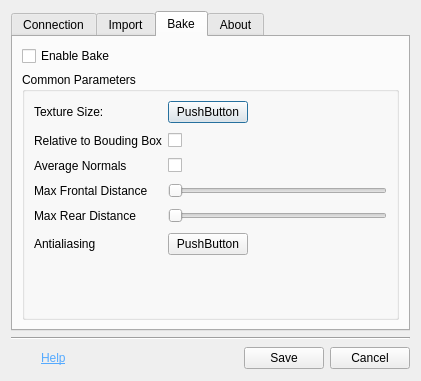
Old version of the form megascan_link_python/ui/uiDesign/settings_dialog.ui in the repository Raider-Arts/painter-megascan-link.
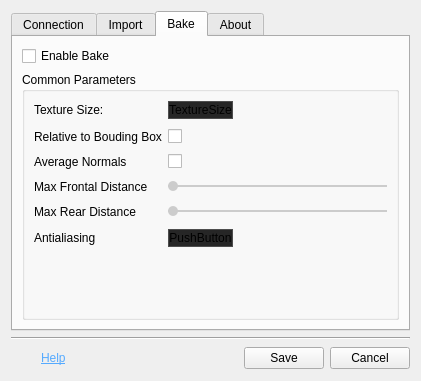
New version of the form. The open tabs and pages were chosen to show the change.

Commit message: [PYTHON] Updated setting dialogs design, testing controls styling

The edit to the form file:
```diff
--- a/megascan_link_python/ui/uiDesign/settings_dialog.ui
+++ b/megascan_link_python/ui/uiDesign/settings_dialog.ui
@@ -168,17 +168,35 @@
                 <verstretch>0</verstretch>
                </sizepolicy>
               </property>
+              <property name="minimumSize">
+               <size>
+                <width>0</width>
+                <height>18</height>
+               </size>
+              </property>
               <property name="maximumSize">
                <size>
                 <width>16777215</width>
-                <height>16777215</height>
+                <height>18</height>
+               </size>
+              </property>
+              <property name="baseSize">
+               <size>
+                <width>0</width>
+                <height>18</height>
                </size>
               </property>
               <property name="layoutDirection">
                <enum>Qt::LeftToRight</enum>
               </property>
+              <property name="styleSheet">
+               <string notr="true">QPushButton {
+	background: #262626;
+	border: 1px solid #4d4d4d;
+}</string>
+              </property>
               <property name="text">
-               <string>PushButton</string>
+               <string>TextureSize</string>
               </property>
              </widget>
             </item>
@@ -225,6 +243,30 @@
                 <verstretch>0</verstretch>
                </sizepolicy>
               </property>
+              <property name="minimumSize">
+               <size>
+                <width>0</width>
+                <height>18</height>
+               </size>
+              </property>
+              <property name="maximumSize">
+               <size>
+                <width>16777215</width>
+                <height>18</height>
+               </size>
+              </property>
+              <property name="baseSize">
+               <size>
+                <width>0</width>
+                <height>18</height>
+               </size>
+              </property>
+              <property name="styleSheet">
+               <string notr="true">QPushButton {
+	background: #262626;
+	border: 1px solid #4d4d4d;
+}</string>
+              </property>
               <property name="text">
                <string>PushButton</string>
               </property>
@@ -239,6 +281,33 @@
             </item>
             <item row="3" column="1">
              <widget class="QSlider" name="horizontalSlider">
+              <property name="enabled">
+               <bool>true</bool>
+              </property>
+              <property name="styleSheet">
+               <string notr="true">QSlider::groove:horizontal {
+    border: none;
+    height: 2px; /* the groove expands to the size of the slider by default. by giving it a height, it has a fixed size */
+    background: #cccccc;
+    margin: 2px 0;
+}
+
+QSlider::groove:horizontal:disabled {
+    background: #666666;
+}
+
+QSlider::handle:horizontal {
+    background: #cccccc;
+    border: none;
+    width: 10px;
+    margin: -4px 0; /* handle is placed by default on the contents rect of the groove. Expand outside the groove */
+    border-radius: 5px;
+}
+
+QSlider::handle:horizontal:disabled {
+    background: #666666;
+}</string>
+              </property>
               <property name="orientation">
                <enum>Qt::Horizontal</enum>
               </property>
@@ -253,6 +322,33 @@
             </item>
             <item row="4" column="1">
              <widget class="QSlider" name="horizontalSlider_2">
+              <property name="enabled">
+               <bool>true</bool>
+              </property>
+              <property name="styleSheet">
+               <string notr="true">QSlider::groove:horizontal {
+    border: none;
+    height: 2px; /* the groove expands to the size of the slider by default. by giving it a height, it has a fixed size */
+    background: #cccccc;
+    margin: 2px 0;
+}
+
+QSlider::groove:horizontal:disabled {
+    background: #666666;
+}
+
+QSlider::handle:horizontal {
+    background: #cccccc;
+    border: none;
+    width: 10px;
+    margin: -4px 0; /* handle is placed by default on the contents rect of the groove. Expand outside the groove */
+    border-radius: 5px;
+}
+
+QSlider::handle:horizontal:disabled {
+    background: #666666;
+}</string>
+              </property>
               <property name="orientation">
                <enum>Qt::Horizontal</enum>
               </property>
```
Left out of the diff: 6 changed lines with no effect on the pictures. The commit also changes 1 other file.
